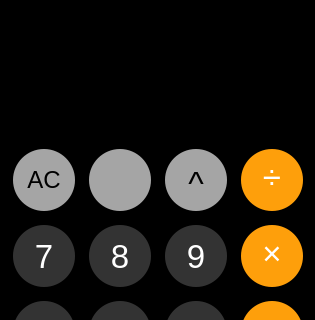
Bamboo6/2021PythonFinalProject, file ui/ui_calculator.ui: the form before one commit; both pictures show x 0 to 315 and y 0 to 320 of the 315 by 550 pixel window.
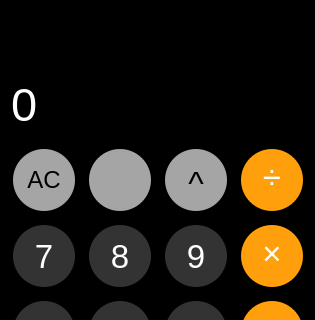
The form after the commit. Icons and pictures are not drawn.

The edit to the form file:
```diff
--- a/ui/ui_calculator.ui
+++ b/ui/ui_calculator.ui
@@ -111,6 +111,9 @@
 	setAlignment:AlignRight;
 }</string>
         </property>
+        <property name="text">
+         <string>0</string>
+        </property>
        </widget>
       </item>
      </layout>
```
